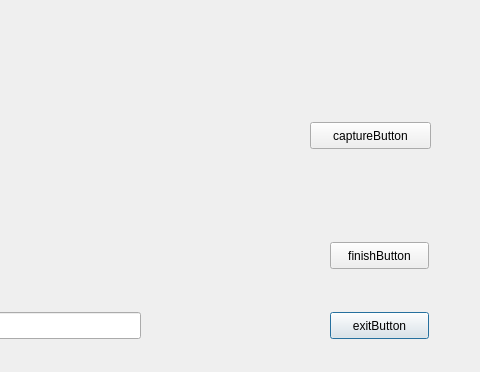
idontlikelongname/qi_tao_gui, file ruku.ui: the form before one commit; both pictures show x 160 to 640 and y 108 to 480 of the 640 by 480 pixel window.
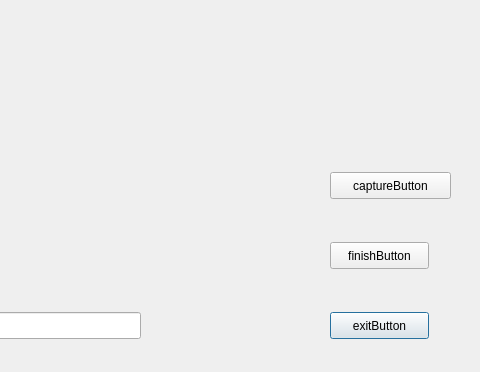
The form after the commit.

Commit message: 修改了ruku.ui文件

```diff
--- a/ruku.ui
+++ b/ruku.ui
@@ -104,8 +104,8 @@
   <widget class="QPushButton" name="captureButton">
    <property name="geometry">
     <rect>
-     <x>470</x>
-     <y>230</y>
+     <x>490</x>
+     <y>280</y>
      <width>121</width>
      <height>27</height>
     </rect>
```
